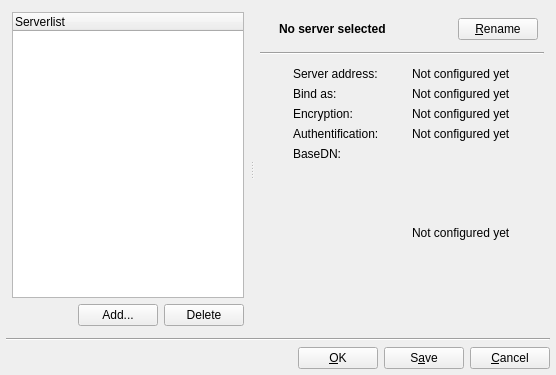
einaru/luma, file luma/lib/luma/base/gui/ImprovedServerDialogDesign.ui: the form before one commit.
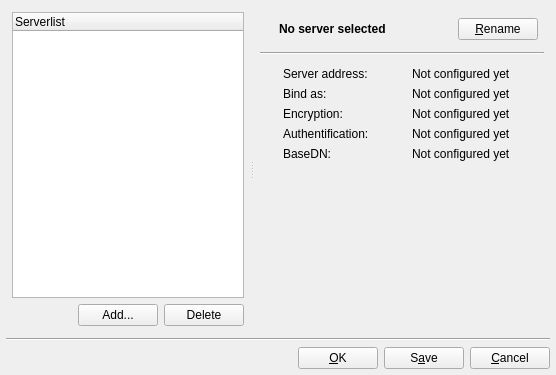
The form after the commit. The open tabs and pages were chosen to show the change. Icons and pictures are not drawn.

Commit message:
Qt4 migration
* Had to fix some layout things which made a lot of small and odd changes to
  the XML. Ohh, well.

* Removed the signal/slot combination for the settings tree. (Placed it in the
  implementation widget instead

What changed in the file:
```diff
--- a/luma/lib/luma/base/gui/ImprovedServerDialogDesign.ui
+++ b/luma/lib/luma/base/gui/ImprovedServerDialogDesign.ui
@@ -347,7 +347,7 @@
              </property>
             </widget>
            </item>
-           <item rowspan="2" row="4" column="1" >
+           <item row="4" column="1" >
             <widget class="QLabel" name="ldapOptLabel" >
              <property name="sizePolicy" >
               <sizepolicy vsizetype="Fixed" hsizetype="Fixed" >
@@ -366,7 +366,7 @@
              </property>
             </widget>
            </item>
-           <item row="5" column="0" >
+           <item row="5" column="0" colspan="2" >
             <spacer>
              <property name="orientation" >
               <enum>Qt::Vertical</enum>
@@ -376,8 +376,8 @@
              </property>
              <property name="sizeHint" >
               <size>
-               <width>20</width>
-               <height>41</height>
+               <width>221</width>
+               <height>139</height>
               </size>
              </property>
             </spacer>
```
Left out of the diff: 82 changed lines with no effect on the pictures.
